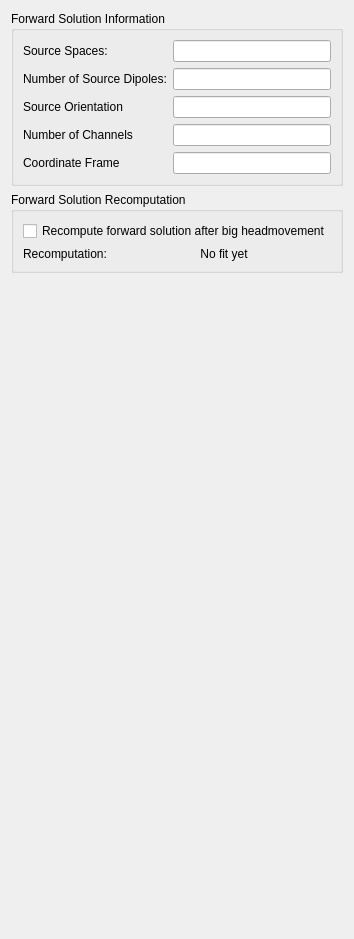
This is libraries/disp/viewers/formfiles/rtfwdsettingsview.ui in mne-tools/mne-cpp as Qt 5 draws it before an edit. The edited form follows.
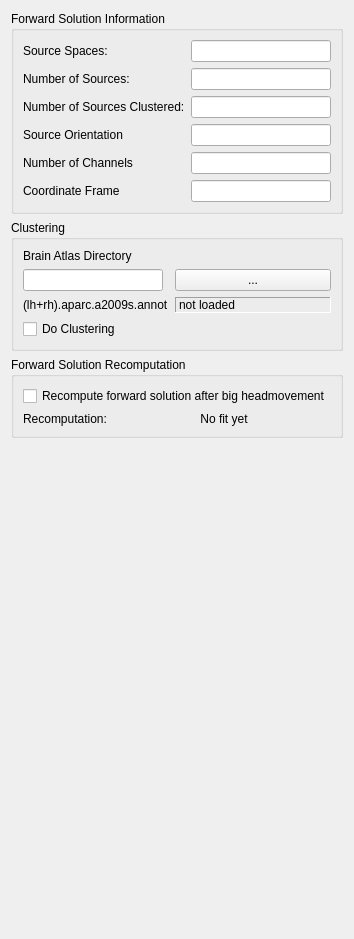
This is the edited form.

Commit message: ENH: Add clustering to control wiget

What changed in the file:
```diff
--- a/libraries/disp/viewers/formfiles/rtfwdsettingsview.ui
+++ b/libraries/disp/viewers/formfiles/rtfwdsettingsview.ui
@@ -33,52 +33,122 @@
       <item row="1" column="0">
        <widget class="QLabel" name="label_3">
         <property name="text">
-         <string>Number of Source Dipoles:</string>
+         <string>Number of Sources:</string>
         </property>
        </widget>
       </item>
       <item row="1" column="1">
        <widget class="QLineEdit" name="m_lineEdit_iNDipole"/>
       </item>
-      <item row="2" column="0">
+      <item row="4" column="0">
        <widget class="QLabel" name="label_6">
         <property name="text">
          <string>Source Orientation</string>
         </property>
        </widget>
       </item>
-      <item row="2" column="1">
+      <item row="4" column="1">
        <widget class="QLineEdit" name="m_lineEdit_sSourceOri">
         <property name="text">
          <string/>
         </property>
        </widget>
       </item>
-      <item row="3" column="0">
+      <item row="5" column="0">
        <widget class="QLabel" name="label_7">
         <property name="text">
          <string>Number of Channels</string>
         </property>
        </widget>
       </item>
-      <item row="3" column="1">
+      <item row="5" column="1">
        <widget class="QLineEdit" name="m_lineEdit_iNChan">
         <property name="text">
          <string/>
         </property>
        </widget>
       </item>
-      <item row="4" column="0">
+      <item row="6" column="0">
        <widget class="QLabel" name="label_8">
         <property name="text">
          <string>Coordinate Frame</string>
         </property>
        </widget>
       </item>
-      <item row="4" column="1">
+      <item row="6" column="1">
        <widget class="QLineEdit" name="m_lineEdit_sCoordFrame">
         <property name="text">
          <string/>
+        </property>
+       </widget>
+      </item>
+      <item row="3" column="0">
+       <widget class="QLabel" name="label_4">
+        <property name="text">
+         <string>Number of Sources Clustered:</string>
+        </property>
+       </widget>
+      </item>
+      <item row="3" column="1">
+       <widget class="QLineEdit" name="m_lineEdit_iNDipoleClustered"/>
+      </item>
+     </layout>
+    </widget>
+   </item>
+   <item>
+    <widget class="QGroupBox" name="m_qGroupBox_AtlasDir">
+     <property name="title">
+      <string>Clustering</string>
+     </property>
+     <layout class="QFormLayout" name="formLayout_3">
+      <item row="0" column="0">
+       <widget class="QLabel" name="label_2">
+        <property name="text">
+         <string>Brain Atlas Directory</string>
+        </property>
+       </widget>
+      </item>
+      <item row="1" column="0">
+       <widget class="QLineEdit" name="m_qLineEdit_AtlasDirName">
+        <property name="minimumSize">
+         <size>
+          <width>140</width>
+          <height>0</height>
+         </size>
+        </property>
+       </widget>
+      </item>
+      <item row="1" column="1">
+       <widget class="QPushButton" name="m_qPushButton_AtlasDirDialog">
+        <property name="text">
+         <string>...</string>
+        </property>
+       </widget>
+      </item>
+      <item row="2" column="0">
+       <widget class="QLabel" name="m_qLabel_atlas">
+        <property name="text">
+         <string>(lh+rh).aparc.a2009s.annot</string>
+        </property>
+       </widget>
+      </item>
+      <item row="2" column="1">
+       <widget class="QLabel" name="m_qLabel_atlasStat">
+        <property name="frameShape">
+         <enum>QFrame::Panel</enum>
+        </property>
+        <property name="frameShadow">
+         <enum>QFrame::Sunken</enum>
+        </property>
+        <property name="text">
+         <string>not loaded</string>
+        </property>
+       </widget>
+      </item>
+      <item row="3" column="0" colspan="2">
+       <widget class="QCheckBox" name="m_checkBox_bDoClustering">
+        <property name="text">
+         <string>Do Clustering</string>
         </property>
        </widget>
       </item>
```
The commit also changes 2 other files.
